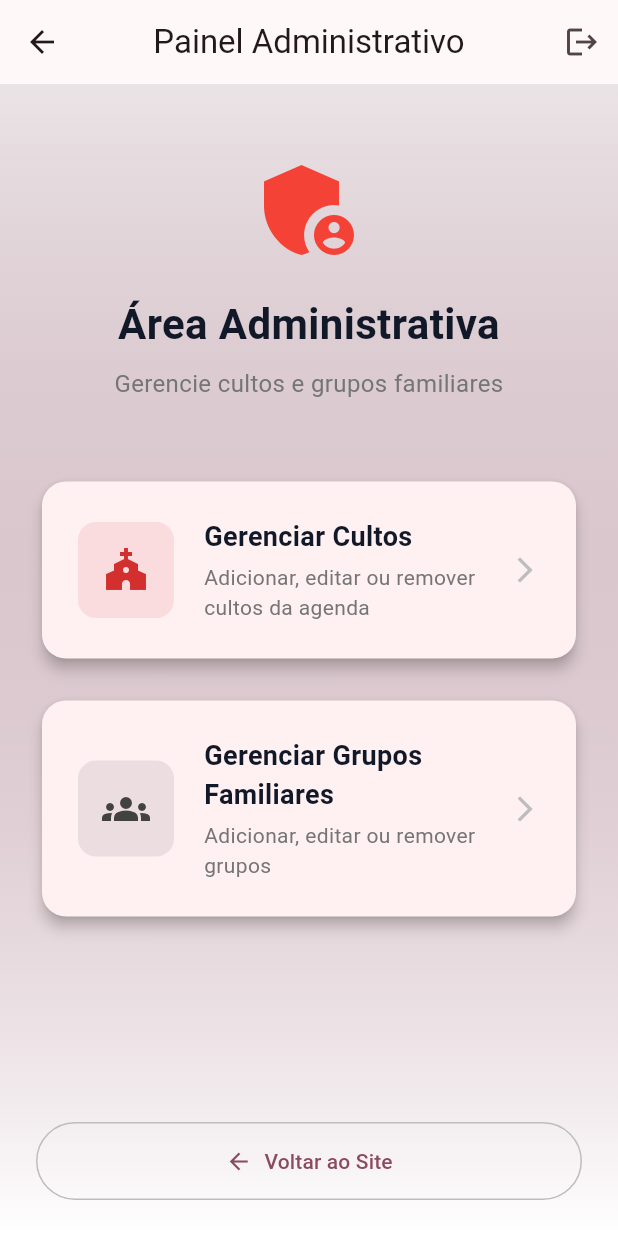
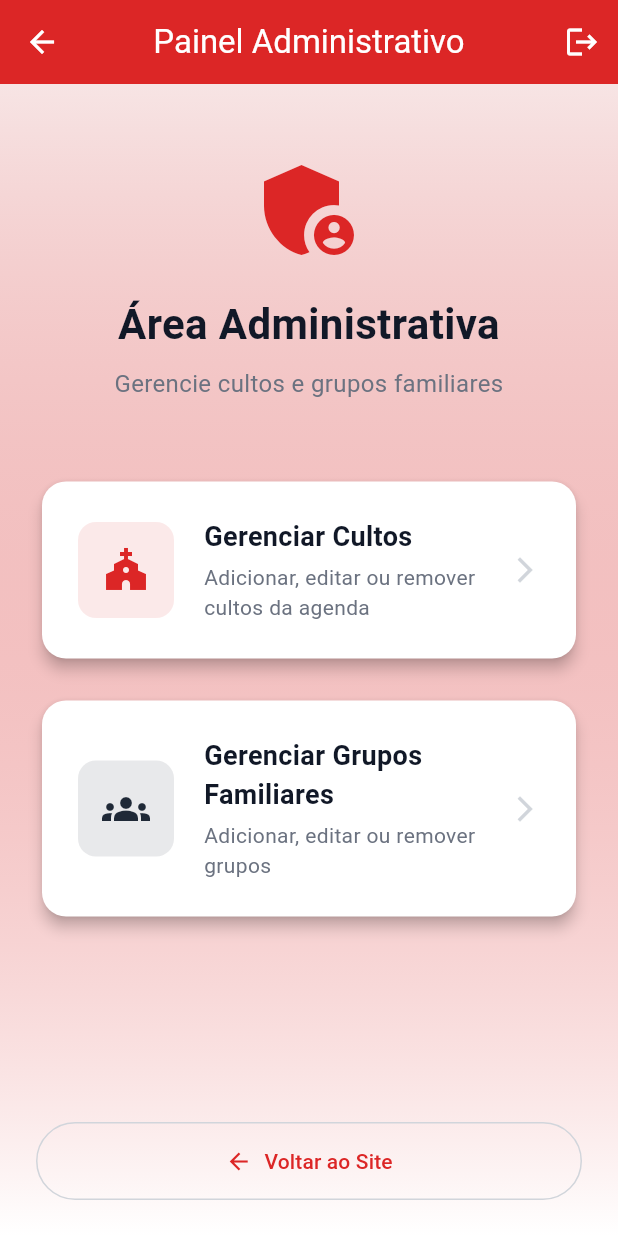
Before and after one commit to analiceleite/pv_mobile, a Flutter app: the screen it shows after launch, after a tap on the "menu" icon, after a tap on "Administração", on a phone screen of 412 x 824 dp. Run offline on Flutter 3.47's test engine with Material 3 defaults, Android fonts, the phone set to English and light mode, and no system bars; our stand-ins replace cloud_firestore, firebase_auth, firebase_core; accounts and stored records are empty.

Commit message:
feature(brandguide): brandguide pattern stablished

```diff
--- a/lib/pages/admin/admin_home_page.dart
+++ b/lib/pages/admin/admin_home_page.dart
@@ -1,4 +1,5 @@
 import 'package:flutter/material.dart';
+import '../../theme/app_colors.dart';
 import 'package:igrejapv_mobile/pages/admin/cultos_admin_page.dart';
 import 'grupos_admin_page.dart';
 import '../../services/auth_service.dart';
@@ -33,7 +34,9 @@ class AdminHomePage extends StatelessWidget {
                     ),
                     TextButton(
                       onPressed: () => Navigator.pop(context, true),
-                      style: TextButton.styleFrom(foregroundColor: Colors.red),
+                      style: TextButton.styleFrom(
+                        foregroundColor: AppColors.primary,
+                      ),
                       child: const Text('Sair'),
                     ),
                   ],
@@ -55,10 +58,7 @@ class AdminHomePage extends StatelessWidget {
           gradient: LinearGradient(
             begin: Alignment.topCenter,
             end: Alignment.bottomCenter,
-            colors: [
-              Theme.of(context).primaryColor.withOpacity(0.1),
-              Colors.white,
-            ],
+            colors: [AppColors.primary.withOpacity(0.1), AppColors.light],
           ),
         ),
         child: SafeArea(
@@ -71,7 +71,7 @@ class AdminHomePage extends StatelessWidget {
                 const Icon(
                   Icons.admin_panel_settings,
                   size: 80,
-                  color: Colors.red,
+                  color: AppColors.primary,
                 ),
                 const SizedBox(height: 16),
                 const Text(
@@ -80,14 +80,17 @@ class AdminHomePage extends StatelessWidget {
                   style: TextStyle(
                     fontSize: 28,
                     fontWeight: FontWeight.bold,
-                    color: Color(0xFF111827),
+                    color: AppColors.textPrimary,
                   ),
                 ),
                 const SizedBox(height: 8),
                 Text(
                   'Gerencie cultos e grupos familiares',
                   textAlign: TextAlign.center,
-                  style: TextStyle(fontSize: 16, color: Colors.grey.shade600),
+                  style: TextStyle(
+                    fontSize: 16,
+                    color: AppColors.textSecondary,
+                  ),
                 ),
                 const SizedBox(height: 50),
 
@@ -97,7 +100,7 @@ class AdminHomePage extends StatelessWidget {
                   title: 'Gerenciar Cultos',
                   subtitle: 'Adicionar, editar ou remover cultos da agenda',
                   icon: Icons.church,
-                  color: Colors.red.shade700,
+                  color: AppColors.primary,
                   onTap: () {
                     Navigator.push(
                       context,
@@ -116,7 +119,7 @@ class AdminHomePage extends StatelessWidget {
                   title: 'Gerenciar Grupos Familiares',
                   subtitle: 'Adicionar, editar ou remover grupos',
                   icon: Icons.groups,
-                  color: Colors.grey.shade800,
+                  color: AppColors.grey800,
                   onTap: () {
                     Navigator.push(
                       context,
@@ -136,7 +139,7 @@ class AdminHomePage extends StatelessWidget {
                   label: const Text('Voltar ao Site'),
                   style: OutlinedButton.styleFrom(
                     padding: const EdgeInsets.symmetric(vertical: 16),
-                    side: BorderSide(color: Colors.grey.shade400),
+                    side: const BorderSide(color: AppColors.grey300),
                   ),
                 ),
               ],
@@ -183,25 +186,21 @@ class AdminHomePage extends StatelessWidget {
                       style: const TextStyle(
                         fontSize: 18,
                         fontWeight: FontWeight.bold,
-                        color: Color(0xFF111827),
+                        color: AppColors.textPrimary,
                       ),
                     ),
                     const SizedBox(height: 4),
                     Text(
                       subtitle,
-                      style: TextStyle(
+                      style: const TextStyle(
                         fontSize: 14,
-                        color: Colors.grey.shade600,
+                        color: AppColors.textSecondary,
                       ),
                     ),
                   ],
                 ),
               ),
-              Icon(
-                Icons.arrow_forward_ios,
-                color: Colors.grey.shade400,
-                size: 20,
-              ),
+              Icon(Icons.arrow_forward_ios, color: AppColors.grey300, size: 20),
             ],
           ),
         ),
--- a/lib/pages/home_page.dart
+++ b/lib/pages/home_page.dart
@@ -1,4 +1,5 @@
 import 'package:flutter/material.dart';
+import '../theme/app_colors.dart';
 import '../widgets/header.dart';
 import '../widgets/start_section.dart';
 import '../widgets/transmissions_section.dart';
@@ -57,9 +58,9 @@ class _HomePageState extends State<HomePage> {
   @override
   Widget build(BuildContext context) {
     return Scaffold(
-      backgroundColor: Colors.black,
+      backgroundColor: AppColors.darkBg,
       endDrawer: Drawer(
-        backgroundColor: Colors.black,
+        backgroundColor: AppColors.darkBg,
         child: ListView(
           padding: const EdgeInsets.only(top: 60),
           children: [
@@ -75,15 +76,15 @@ class _HomePageState extends State<HomePage> {
             _menuItem(context, 'Grupos', Icons.people, _gruposKey),
             _menuItem(context, 'Ofertas', Icons.card_giftcard, _ofertasKey),
             _menuItem(context, 'Contato', Icons.email, _contatoKey),
-            const Divider(color: Colors.grey),
+            Divider(color: AppColors.grey600),
             ListTile(
               leading: const Icon(
                 Icons.admin_panel_settings,
-                color: Colors.white,
+                color: AppColors.light,
               ),
               title: const Text(
                 'Administração',
-                style: TextStyle(color: Colors.white),
+                style: TextStyle(color: AppColors.light),
               ),
               onTap: () {
                 Navigator.pop(context);
@@ -137,8 +138,8 @@ class _HomePageState extends State<HomePage> {
     GlobalKey key,
   ) {
     return ListTile(
-      leading: Icon(icon, color: Colors.white),
-      title: Text(title, style: const TextStyle(color: Colors.white)),
+      leading: Icon(icon, color: AppColors.light),
+      title: Text(title, style: const TextStyle(color: AppColors.light)),
       onTap: () => _scrollToSection(key),
     );
   }
--- /dev/null
+++ b/lib/theme/app_colors.dart
@@ -0,0 +1,95 @@
+import 'package:flutter/material.dart';
+
+/// 🎨 Paleta de cores padronizada da aplicação Igreja PV
+///
+/// Esta paleta define todas as cores utilizadas em toda a aplicação,
+/// garantindo consistência visual e facilitando manutenção.
+class AppColors {
+  // ==================== CORES PRIMÁRIAS ====================
+
+  /// Vermelho principal - Usado em CTAs, botões de ação primária
+  static const Color primary = Color(0xFFDC2626); // Vermelho vibrante
+  static const Color primaryDark = Color(0xFFB91C1C); // Vermelho mais escuro
+  static const Color primaryLight = Color(0xFFFEE2E2); // Vermelho muito claro
+
+  // ==================== CORES NEUTRAS ====================
+
+  /// Preto - Backgrounds escuros, navbars
+  static const Color darkBg = Color(0xFF000000);
+  static const Color darkBgSecondary = Color(0xFF1F1F1F);
+
+  /// Branco - Backgrounds claros, textos em backgrounds escuros
+  static const Color light = Color(0xFFFFFFFF);
+  static const Color lightBg = Color(0xFFFAFAFA);
+  static const Color lightBgSecondary = Color(0xFFF5F5F5);
+
+  /// Cinzas - Bordas, textos secundários, backgrounds neutros
+  static const Color greyLight = Color(0xFFF3F4F6); // Cinza mais claro
+  static const Color grey300 = Color(0xFFD1D5DB);
+  static const Color grey500 = Color(0xFF6B7280);
+  static const Color grey600 = Color(0xFF4B5563);
+  static const Color grey700 = Color(0xFF374151);
+  static const Color grey800 = Color(0xFF1F2937);
+  static const Color grey900 = Color(0xFF111827);
+
+  // ==================== CORES DE GRADIENTES ====================
+
+  /// Gradiente primário vermelho
+  static const List<Color> primaryGradient = [
+    Color(0xFFDC2626),
+    Color(0xFFB91C1C),
+  ];
+
+  /// Gradiente cinza para seções
+  static const List<Color> greyGradient = [
+    Color(0xFF4B5563),
+    Color(0xFF1F2937),
+  ];
+
+  /// Gradiente de fundo claro
+  static const List<Color> lightGradient = [
+    Color(0xFFFFFFFF),
+    Color(0xFFF9FAFB),
+  ];
+
+  // ==================== CORES SEMÂNTICAS ====================
+
+  /// Status - Sucesso
+  static const Color success = Color(0xFF10B981);
+  static const Color successLight = Color(0xD0ECFDF5);
+
+  /// Status - Erro
+  static const Color error = Color(0xFFEF4444);
+  static const Color errorLight = Color(0xFFFEE2E2);
+
+  /// Status - Aviso
+  static const Color warning = Color(0xFFF59E0B);
+  static const Color warningLight = Color(0xFFFEF3C7);
+
+  /// Status - Info
+  static const Color info = Color(0xFF3B82F6);
+  static const Color infoLight = Color(0xFFEFF6FF);
+
+  // ==================== CORES DE TEXTO ====================
+
+  /// Texto principal - Em backgrounds claros
+  static const Color textPrimary = Color(0xFF111827);
+
+  /// Texto secundário - Labels, datas
+  static const Color textSecondary = Color(0xFF6B7280);
+
+  /// Texto em backgrounds escuros
+  static const Color textLight = Color(0xFFFFFFFF);
+  static const Color textLightSecondary = Color(0xFFE5E7EB);
+
+  /// Texto desabilitado
+  static const Color textDisabled = Color(0xFF9CA3AF);
+
+  // ==================== COLORS COM OPACIDADE ====================
+
+  static Color darkBgWithOpacity(double opacity) => darkBg.withOpacity(opacity);
+  static Color lightWithOpacity(double opacity) => light.withOpacity(opacity);
+  static Color primaryWithOpacity(double opacity) =>
+      primary.withOpacity(opacity);
+  static Color greyWithOpacity(double opacity) => grey600.withOpacity(opacity);
+}
--- a/lib/theme/app_theme.dart
+++ b/lib/theme/app_theme.dart
@@ -1,9 +1,89 @@
 import 'package:flutter/material.dart';
+import 'app_colors.dart';
 
 class AppTheme {
   static final lightTheme = ThemeData(
-    colorScheme: ColorScheme.fromSeed(seedColor: Colors.black),
-    scaffoldBackgroundColor: Colors.grey[100],
     useMaterial3: true,
+
+    // Cores primárias
+    primaryColor: AppColors.primary,
+    scaffoldBackgroundColor: AppColors.lightBg,
+
+    // Color Scheme
+    colorScheme: ColorScheme.light(
+      primary: AppColors.primary,
+      onPrimary: AppColors.light,
+      primaryContainer: AppColors.primaryLight,
+      onPrimaryContainer: AppColors.primary,
+      secondary: AppColors.grey700,
+      onSecondary: AppColors.light,
+      error: AppColors.error,
+      onError: AppColors.light,
+      surface: AppColors.light,
+      onSurface: AppColors.textPrimary,
+    ),
+
+    // App Bar Theme
+    appBarTheme: const AppBarTheme(
+      backgroundColor: AppColors.primary,
+      foregroundColor: AppColors.light,
+      elevation: 0,
+    ),
+
+    // Button Themes
+    filledButtonTheme: FilledButtonThemeData(
+      style: FilledButton.styleFrom(
+        backgroundColor: AppColors.primary,
+        foregroundColor: AppColors.light,
+      ),
+    ),
+
+    elevatedButtonTheme: ElevatedButtonThemeData(
+      style: ElevatedButton.styleFrom(
+        backgroundColor: AppColors.primary,
+        foregroundColor: AppColors.light,
+      ),
+    ),
+
+    textButtonTheme: TextButtonThemeData(
+      style: TextButton.styleFrom(foregroundColor: AppColors.primary),
+    ),
+
+    // Input Decoration Theme
+    inputDecorationTheme: InputDecorationTheme(
+      filled: true,
+      fillColor: AppColors.light,
+      hintStyle: const TextStyle(color: AppColors.textSecondary),
+      labelStyle: const TextStyle(color: AppColors.textPrimary),
+      border: OutlineInputBorder(
+        borderRadius: BorderRadius.circular(12),
+        borderSide: const BorderSide(color: AppColors.grey300),
+      ),
+      enabledBorder: OutlineInputBorder(
+        borderRadius: BorderRadius.circular(12),
+        borderSide: const BorderSide(color: AppColors.grey300),
+      ),
+      focusedBorder: OutlineInputBorder(
+        borderRadius: BorderRadius.circular(12),
+        borderSide: const BorderSide(color: AppColors.primary, width: 2),
+      ),
+      errorBorder: OutlineInputBorder(
+        borderRadius: BorderRadius.circular(12),
+        borderSide: const BorderSide(color: AppColors.error),
+      ),
+    ),
+
+    // Dialog Theme
+    dialogTheme: DialogThemeData(
+      backgroundColor: AppColors.light,
+      elevation: 8,
+      shape: RoundedRectangleBorder(borderRadius: BorderRadius.circular(16)),
+    ),
+
+    // Divider Theme
+    dividerTheme: const DividerThemeData(
+      color: AppColors.grey300,
+      thickness: 1,
+    ),
   );
 }
--- a/lib/widgets/contact_section.dart
+++ b/lib/widgets/contact_section.dart
@@ -115,7 +115,7 @@ class ContactSection extends StatelessWidget {
           ),
           onPressed: () {
             const whatsappUrl =
-                'https://wa.me/5511999999999?text=Olá%20Pastor,%20gostaria%20de%20conversar.';
+                'https://wa.me/554799253311?text=Olá%20Pastor,%20gostaria%20de%20conversar.';
             launchUrl(
               Uri.parse(whatsappUrl),
               mode: LaunchMode.externalApplication,
--- a/lib/widgets/footer.dart
+++ b/lib/widgets/footer.dart
@@ -1,4 +1,5 @@
 import 'package:flutter/material.dart';
+import '../theme/app_colors.dart';
 
 class Footer extends StatelessWidget {
   const Footer({super.key});
@@ -6,13 +7,13 @@ class Footer extends StatelessWidget {
   @override
   Widget build(BuildContext context) {
     return Container(
-      color: Colors.black,
+      color: AppColors.darkBg,
       width: double.infinity,
       padding: const EdgeInsets.all(16),
       child: const Center(
         child: Text(
           '© 2025 Igreja Palavra da Vida - Todos os direitos reservados',
-          style: TextStyle(color: Colors.white, fontSize: 14),
+          style: TextStyle(color: AppColors.light, fontSize: 14),
         ),
       ),
     );
--- a/lib/widgets/groups_section.dart
+++ b/lib/widgets/groups_section.dart
@@ -2,6 +2,7 @@ import 'package:flutter/material.dart';
 import 'package:url_launcher/url_launcher.dart';
 import '../models/grupo_familiar.dart';
 import '../services/grupo_familiar_service.dart';
+import '../theme/app_colors.dart';
 
 class GroupsSection extends StatefulWidget {
   const GroupsSection({super.key});
@@ -64,7 +65,7 @@ class _GroupsSectionState extends State<GroupsSection> {
         gradient: LinearGradient(
           begin: Alignment.topCenter,
           end: Alignment.bottomCenter,
-          colors: [Colors.white, Colors.grey.shade50],
+          colors: [AppColors.light, AppColors.lightBg],
         ),
       ),
       padding: EdgeInsets.symmetric(
@@ -78,13 +79,11 @@ class _GroupsSectionState extends State<GroupsSection> {
           Container(
             padding: const EdgeInsets.symmetric(horizontal: 20, vertical: 10),
             decoration: BoxDecoration(
-              gradient: LinearGradient(
-                colors: [Colors.grey.shade700, Colors.grey.shade900],
-              ),
+              gradient: LinearGradient(colors: AppColors.greyGradient),
               borderRadius: BorderRadius.circular(25),
               boxShadow: [
                 BoxShadow(
-                  color: Colors.grey.withOpacity(0.3),
+                  color: AppColors.greyWithOpacity(0.3),
                   blurRadius: 15,
                   offset: const Offset(0, 4),
                 ),
@@ -93,7 +92,7 @@ class _GroupsSectionState extends State<GroupsSection> {
             child: const Text(
               'COMUNIDADE',
               style: TextStyle(
-                color: Colors.white,
+                color: AppColors.light,
                 fontSize: 13,
                 fontWeight: FontWeight.bold,
                 letterSpacing: 2,
@@ -108,7 +107,7 @@ class _GroupsSectionState extends State<GroupsSection> {
             style: TextStyle(
               fontSize: 40,
               fontWeight: FontWeight.bold,
-              color: Color(0xFF111827),
+              color: AppColors.textPrimary,
             ),
             textAlign: TextAlign.center,
           ),
@@ -117,7 +116,7 @@ class _GroupsSectionState extends State<GroupsSection> {
           // 🔸 Descrição
           Text(
             'Encontre o grupo ideal para você e sua família',
-            style: TextStyle(fontSize: 18, color: Colors.grey.shade600),
+            style: TextStyle(fontSize: 18, color: AppColors.textSecondary),
             textAlign: TextAlign.center,
           ),
           const SizedBox(height: 40),
@@ -130,11 +129,17 @@ class _GroupsSectionState extends State<GroupsSection> {
               onChanged: _filterGroups,
               decoration: InputDecoration(
                 hintText: 'Pesquisar por grupo, líder ou endereço...',
-                hintStyle: TextStyle(color: Colors.grey.shade400),
-                prefixIcon: Icon(Icons.search, color: Colors.grey.shade600),
+                hintStyle: const TextStyle(color: AppColors.textDisabled),
+                prefixIcon: const Icon(
+                  Icons.search,
+                  color: AppColors.textSecondary,
+                ),
                 suffixIcon: _searchText.isNotEmpty
                     ? IconButton(
-                        icon: Icon(Icons.clear, color: Colors.grey.shade600),
+                        icon: const Icon(
+                          Icons.clear,
+                          color: AppColors.textSecondary,
+                        ),
                         onPressed: () {
                           setState(() {
                             _searchController.clear();
@@ -144,22 +149,25 @@ class _GroupsSectionState extends State<GroupsSection> {
                       )
                     : null,
                 filled: true,
-                fillColor: Colors.white,
+                fillColor: AppColors.light,
                 contentPadding: const EdgeInsets.symmetric(
                   vertical: 16,
                   horizontal: 20,
                 ),
                 border: OutlineInputBorder(
                   borderRadius: BorderRadius.circular(16),
-                  borderSide: BorderSide(color: Colors.grey.shade300),
+                  borderSide: const BorderSide(color: AppColors.grey300),
                 ),
                 enabledBorder: OutlineInputBorder(
                   borderRadius: BorderRadius.circular(16),
-                  borderSide: BorderSide(color: Colors.grey.shade300),
+                  borderSide: const BorderSide(color: AppColors.grey300),
                 ),
                 focusedBorder: OutlineInputBorder(
                   borderRadius: BorderRadius.circular(16),
-                  borderSide: BorderSide(color: Colors.grey.shade800, width: 2),
+                  borderSide: const BorderSide(
+                    color: AppColors.primary,
+                    width: 2,
+                  ),
                 ),
               ),
             ),
--- a/lib/widgets/start_section.dart
+++ b/lib/widgets/start_section.dart
@@ -1,4 +1,5 @@
 import 'package:flutter/material.dart';
+import '../theme/app_colors.dart';
 
 class StartSection extends StatelessWidget {
   final ScrollController? scrollController;
@@ -24,7 +25,7 @@ class StartSection extends StatelessWidget {
           gradient: LinearGradient(
             begin: Alignment.centerLeft,
             end: Alignment.centerRight,
-            colors: [Colors.black, Colors.black],
+            colors: [AppColors.darkBg, AppColors.darkBg],
           ),
         ),
         child: SafeArea(
@@ -160,7 +161,7 @@ class _WelcomeText extends StatelessWidget {
         Text(
           'FAÇA PARTE DA NOSSA FAMÍLIA',
           style: TextStyle(
-            color: Colors.white,
+            color: AppColors.light,
             fontSize: 48,
             fontWeight: FontWeight.bold,
             height: 1.2,
@@ -168,7 +169,7 @@ class _WelcomeText extends StatelessWidget {
               Shadow(
                 offset: const Offset(2, 2),
                 blurRadius: 8,
-                color: Colors.black.withOpacity(0.5),
+                color: AppColors.darkBg.withOpacity(0.5),
               ),
             ],
           ),
@@ -177,14 +178,14 @@ class _WelcomeText extends StatelessWidget {
         Text(
           'Uma comunidade de fé, amor e propósito',
           style: TextStyle(
-            color: Colors.white.withOpacity(0.9),
+            color: AppColors.textLightSecondary,
             fontSize: 18,
             fontWeight: FontWeight.w500,
             shadows: [
               Shadow(
                 offset: const Offset(1, 1),
                 blurRadius: 4,
-                color: Colors.black.withOpacity(0.5),
+                color: AppColors.darkBg.withOpacity(0.5),
               ),
             ],
           ),
@@ -194,7 +195,7 @@ class _WelcomeText extends StatelessWidget {
           child: Text(
             '"Porque onde estiverem dois ou três reunidos em meu nome, aí estou eu no meio deles." - Mateus 18:20',
             style: TextStyle(
-              color: Colors.white.withOpacity(0.9),
+              color: AppColors.textLightSecondary,
               fontSize: 18,
               fontWeight: FontWeight.w500,
               fontStyle: FontStyle.italic,
@@ -222,27 +223,29 @@ class _CustomRedButtonState extends State<CustomRedButton>
 
   @override
   Widget build(BuildContext context) {
-    final baseColor = Colors.red.shade700;
-
     return AnimatedContainer(
       duration: const Duration(milliseconds: 200),
       curve: Curves.easeOut,
       height: 56,
       decoration: BoxDecoration(
-        // 🔹 Efeito de profundidade ao pressionar
-        color: _isPressed ? baseColor.withOpacity(0.9) : baseColor,
+        color: _isPressed
+            ? AppColors.primaryDark.withOpacity(0.9)
+            : AppColors.primary,
         borderRadius: BorderRadius.circular(14),
         gradient: LinearGradient(
           colors: _isPressed
-              ? [baseColor.withOpacity(0.8), baseColor.withOpacity(0.6)]
-              : [baseColor, Colors.red.shade400],
+              ? [
+                  AppColors.primaryDark.withOpacity(0.8),
+                  AppColors.primaryDark.withOpacity(0.6),
+                ]
+              : [AppColors.primary, Color(0xFFF87171)],
           begin: Alignment.topLeft,
           end: Alignment.bottomRight,
         ),
         boxShadow: [
           if (!_isPressed)
             BoxShadow(
-              color: baseColor.withOpacity(0.4),
+              color: AppColors.primary.withOpacity(0.4),
               blurRadius: 10,
               offset: const Offset(0, 6),
             ),
@@ -252,8 +255,8 @@ class _CustomRedButtonState extends State<CustomRedButton>
         color: Colors.transparent,
         child: InkWell(
           borderRadius: BorderRadius.circular(14),
-          splashColor: Colors.white.withOpacity(0.2),
-          highlightColor: Colors.white.withOpacity(0.1),
+          splashColor: AppColors.light.withOpacity(0.2),
+          highlightColor: AppColors.light.withOpacity(0.1),
           onTapDown: (_) => setState(() => _isPressed = true),
           onTapUp: (_) => setState(() => _isPressed = false),
           onTapCancel: () => setState(() => _isPressed = false),
@@ -262,7 +265,7 @@ class _CustomRedButtonState extends State<CustomRedButton>
             child: Text(
               widget.text.toUpperCase(),
               style: const TextStyle(
-                color: Colors.white,
+                color: AppColors.light,
                 fontSize: 18,
                 fontWeight: FontWeight.bold,
                 letterSpacing: 1.2,
```
Also changed, not shown: lib/pages/admin/admin_login_page.dart (+8 -10 lines), lib/pages/admin/culto_form_page.dart (+13 -8 lines), lib/pages/admin/cultos_admin_page.dart (+4 -3 lines), lib/pages/admin/grupo_form_page.dart (+13 -12 lines), lib/pages/admin/grupos_admin_page.dart (+13 -16 lines).
